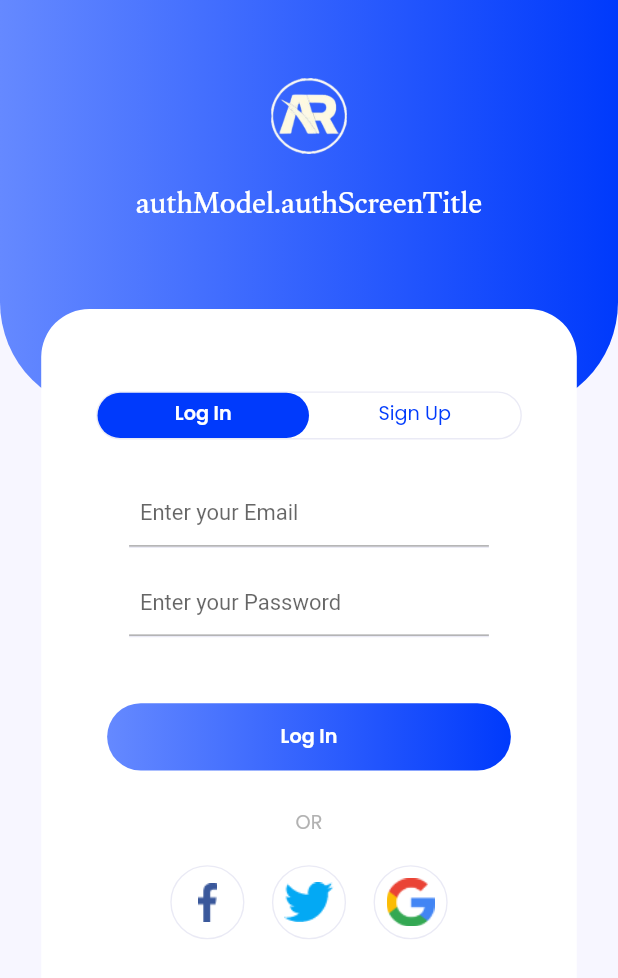
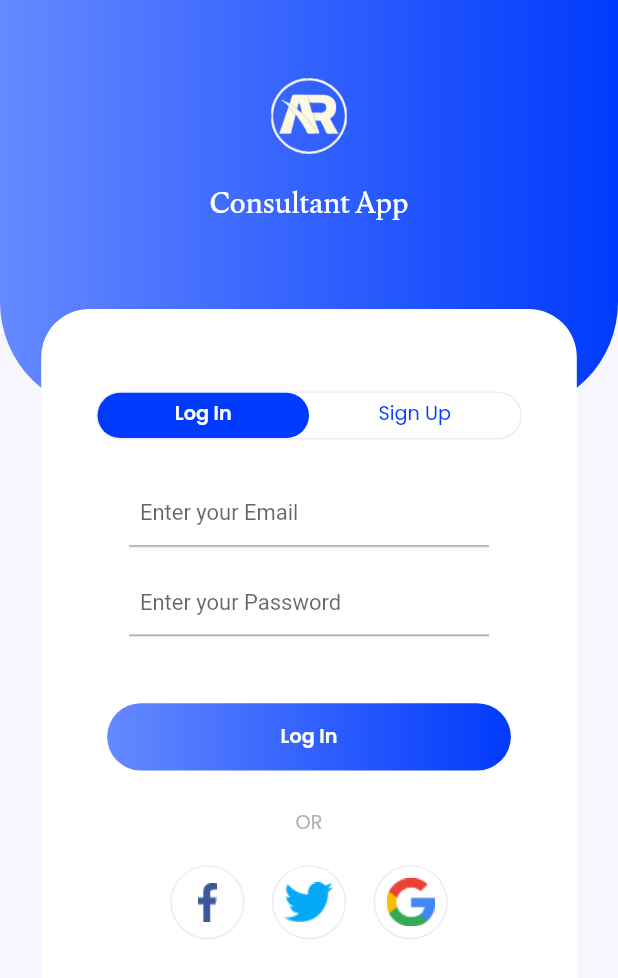
Before and after one commit to ReemAlsibakhi/ConsultantApp_Flutter, a Flutter app: the screen it shows after launch, on a phone screen of 412 x 824 dp. Shown: the top 978 px of the screen. Run offline on Flutter 3.47's test engine with Material 2 defaults, Android fonts, the phone set to English and light mode, and no system bars; our stand-ins replace expandable, hive, hive_flutter, image_picker, responsive_framework, shared_preferences; accounts and stored records are empty.

```diff
--- a/lib/main.dart
+++ b/lib/main.dart
@@ -39,8 +39,6 @@ void main() async {
   await Hive.initFlutter(applicationDocDir.path);
   await Hive.openBox("myBox");
   await SharedPref.inst.onInit();
-
-  //
   runApp(
     MultiProvider(
       providers: [
--- a/lib/view/auth/TabBarScreen.dart
+++ b/lib/view/auth/TabBarScreen.dart
@@ -40,7 +40,7 @@ class TabBarScreen extends StatelessWidget {
                         ),
                         Center(
                           child: Text(
-                            'authModel.authScreenTitle',
+                          'Consultant App',
                             style: const TextStyle(
                               color: Colors.white,
                               fontSize: 22,
```
Also changed, not shown: lib/view/auth/register/RegisterVM.dart (+5 -3 lines).
